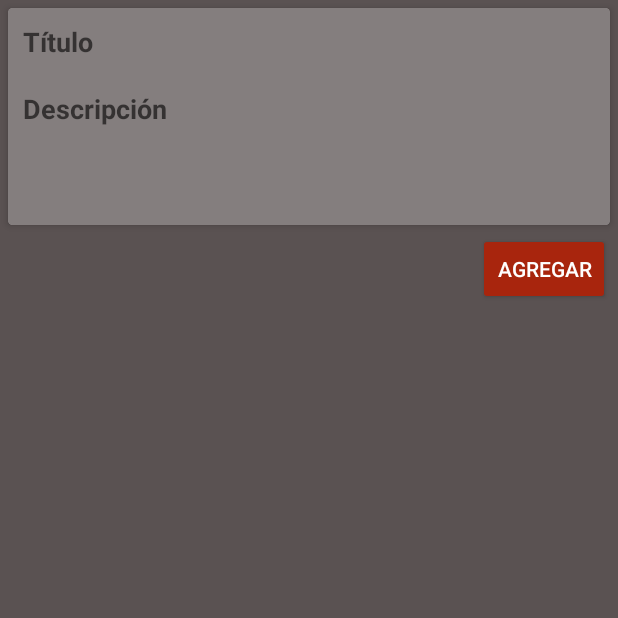
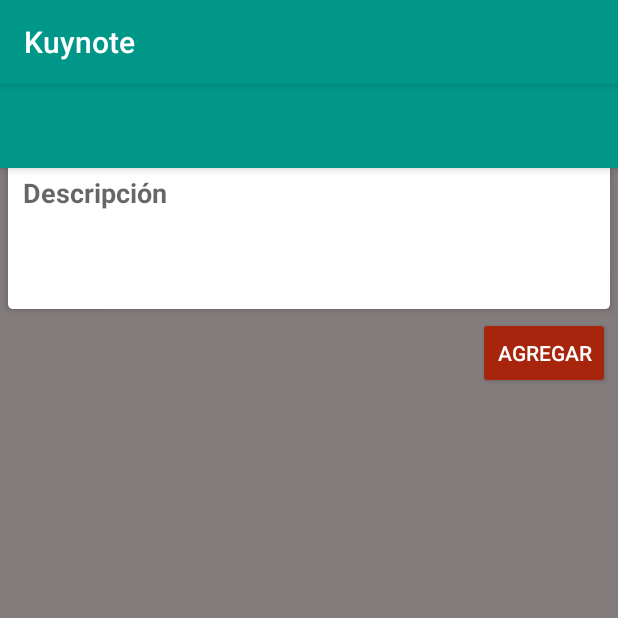
Before and after one commit to KuyKuy/kuy-note, an Android app: the screen it shows after launch (NoteDetails before the commit, NoteDetailsActivity after it), after a tap on an icon or button, on a phone screen of 412 x 824 dp, the top half of it. Run offline under Robolectric (Android 15) with nearby library versions, the phone set to English and light mode, and no system bars; 1 statement that could not run was skipped.

```diff
--- a/app/build.gradle
+++ b/app/build.gradle
@@ -28,9 +28,9 @@ dependencies {
     implementation 'com.android.support:appcompat-v7:28.0.0'
     implementation 'com.android.support.constraint:constraint-layout:1.1.3'
     implementation 'com.android.support:design:28.0.0'
-    implementation 'ninja.sakib:BelleORM:v1.8'
     testImplementation 'junit:junit:4.12'
     androidTestImplementation 'com.android.support.test:runner:1.0.2'
     androidTestImplementation 'com.android.support.test.espresso:espresso-core:3.0.2'
     implementation 'com.android.support:cardview-v7:28.0.0'
+    implementation 'org.jetbrains.exposed:exposed:0.12.2'
 }
--- a/app/src/main/AndroidManifest.xml
+++ b/app/src/main/AndroidManifest.xml
@@ -11,7 +11,7 @@
             android:roundIcon="@mipmap/ic_launcher_round"
             android:supportsRtl="true"
             android:theme="@style/AppTheme">
-        <activity android:name=".NoteDetails">
+        <activity android:name=".NoteDetailsActivity">
         </activity>
         <activity
                 android:name=".MainActivity"
--- a/app/src/main/java/org/kuykuy/kuynote/MainActivity.kt
+++ b/app/src/main/java/org/kuykuy/kuynote/MainActivity.kt
@@ -6,27 +6,25 @@ import android.os.Bundle
 import android.support.design.widget.FloatingActionButton
 import android.view.Menu
 import android.widget.ListView
-import kotlinx.android.synthetic.main.activity_main.*
 import org.kuykuy.kuynote.domain.*
-import org.kuykuy.kuynote.repository.db.NoteRepository
+import org.kuykuy.kuynote.service.NoteService
 
 class MainActivity : AppCompatActivity() {
 
 
 
     private var listNotes = ArrayList<Note>()
-    private val noteRepository:NoteRepository = NoteRepository()
+    private val noteService:NoteService = NoteService()
 
     override fun onCreate(savedInstanceState: Bundle?) {
         super.onCreate(savedInstanceState)
         setContentView(R.layout.activity_main)
-        setSupportActionBar(toolbar)
+        //setSupportActionBar(toolbar)
         initialize()
     }
 
     private fun initialize(){
-        noteRepository.mockData()
-        listNotes = noteRepository.findAll()
+        listNotes = noteService.findAll()
         val noteAdapter = NoteAdapter(this, listNotes)
 
         val noteListView = findViewById<ListView>(R.id.notesLv)
@@ -34,7 +32,7 @@ class MainActivity : AppCompatActivity() {
 
         val fab = findViewById<FloatingActionButton>(R.id.fab)
         fab.setOnClickListener { view ->
-            val intent = Intent(this, NoteDetails::class.java)
+            val intent = Intent(this, NoteDetailsActivity::class.java)
             intent.putExtra(MODE_EXTRA, ADD_MODE)
             startActivity(intent)
         }
--- a/app/src/main/java/org/kuykuy/kuynote/NoteAdapter.kt
+++ b/app/src/main/java/org/kuykuy/kuynote/NoteAdapter.kt
@@ -15,7 +15,7 @@ import android.widget.TextView
 import android.widget.Toast
 import org.kuykuy.kuynote.domain.EDIT_MODE
 import org.kuykuy.kuynote.domain.MODE_EXTRA
-import org.kuykuy.kuynote.domain.NOTE_INDEX
+import org.kuykuy.kuynote.domain.NOTE_ID
 import org.kuykuy.kuynote.domain.Note
 
 class NoteAdapter: BaseAdapter {
@@ -48,9 +48,9 @@ class NoteAdapter: BaseAdapter {
         descTv.text = description
 
         editBtn.setOnClickListener {
-            val intent = Intent(context, NoteDetails::class.java)
+            val intent = Intent(context, NoteDetailsActivity::class.java)
             intent.putExtra(MODE_EXTRA, EDIT_MODE)
-            intent.putExtra(NOTE_INDEX, position)
+            intent.putExtra(NOTE_ID, note.id)
             context?.startActivity(intent)
         }
 
--- a/app/src/main/java/org/kuykuy/kuynote/NoteDetails.kt
+++ /dev/null
@@ -1,23 +0,0 @@
-package org.kuykuy.kuynote
-
-import android.support.v7.app.AppCompatActivity
-import android.os.Bundle
-import org.kuykuy.kuynote.domain.ADD_MODE
-import org.kuykuy.kuynote.domain.EDIT_MODE
-import org.kuykuy.kuynote.domain.MODE_EXTRA
-
-class NoteDetails : AppCompatActivity() {
-
-    private var mode:String? = ""
-
-    override fun onCreate(savedInstanceState: Bundle?) {
-        super.onCreate(savedInstanceState)
-        setContentView(R.layout.activity_note_details)
-        mode = savedInstanceState?.getString(MODE_EXTRA, ADD_MODE)
-        initialize()
-    }
-
-    private fun initialize() {
-
-    }
-}
--- /dev/null
+++ b/app/src/main/java/org/kuykuy/kuynote/NoteDetailsActivity.kt
@@ -0,0 +1,53 @@
+package org.kuykuy.kuynote
+
+import android.content.Intent
+import android.support.v7.app.AppCompatActivity
+import android.os.Bundle
+import android.text.Editable
+import android.widget.EditText
+import kotlinx.android.synthetic.main.activity_main.*
+import kotlinx.android.synthetic.main.activity_note_details.*
+import kotlinx.android.synthetic.main.content_note_details.*
+import kotlinx.android.synthetic.main.item_note.*
+import org.kuykuy.kuynote.domain.*
+import org.kuykuy.kuynote.service.NoteService
+
+class NoteDetailsActivity : AppCompatActivity() {
+
+    private var mode:String? = ""
+    private var note:Note? = Note()
+    private val noteService: NoteService = NoteService()
+
+    override fun onCreate(savedInstanceState: Bundle?) {
+        super.onCreate(savedInstanceState)
+        setContentView(R.layout.activity_note_details)
+        setSupportActionBar(toolbarDetails)
+        mode = savedInstanceState?.getString(MODE_EXTRA, ADD_MODE)
+        if(mode == EDIT_MODE) {
+            val id = savedInstanceState?.getLong(NOTE_ID, -1)
+                note = noteService.findById(id)
+        }
+        initialize()
+    }
+
+    private fun initialize() {
+        if(mode == EDIT_MODE) {
+            titleEt.setText(note?.title)
+            descEt.setText(note?.description)
+            addNoteBtn.text = "Guardar"
+            addNoteBtn.setOnClickListener {
+                noteService.save(note)
+            }
+        }
+        else{
+            addNoteBtn.setOnClickListener {
+                note?.title = titleEt.text.toString()
+                note?.description = descEt.text.toString()
+                noteService.save(note)
+                val intent = Intent(this, MainActivity::class.java)
+                startActivity(intent)
+                finish()
+            }
+        }
+    }
+}
--- a/app/src/main/java/org/kuykuy/kuynote/domain/Constants.kt
+++ b/app/src/main/java/org/kuykuy/kuynote/domain/Constants.kt
@@ -1,6 +1,6 @@
 package org.kuykuy.kuynote.domain
 
-const val NOTE_INDEX = "note_index"
+const val NOTE_ID = "note_index"
 const val MODE_EXTRA = "mode"
 const val EDIT_MODE = "edit"
 const val ADD_MODE = "add"
--- a/app/src/main/java/org/kuykuy/kuynote/domain/Note.kt
+++ b/app/src/main/java/org/kuykuy/kuynote/domain/Note.kt
@@ -1,14 +1,15 @@
 package org.kuykuy.kuynote.domain
 
-import ninja.sakib.pultusorm.annotations.AutoIncrement
-import ninja.sakib.pultusorm.annotations.PrimaryKey
+class Note {
 
-class Note {
-    @PrimaryKey
-    @AutoIncrement
-    var id:Long?= 0
-    var title:String?= null
-    var description:String?= null
+    var id:Long? = 0
+    var title:String? = null
+    var description:String? = null
+
+    constructor(id: Long?, title: String?, description: String?) {
+        this.title = title
+        this.description = description
+    }
 
     constructor(title: String?, description: String?) {
         this.title = title
--- /dev/null
+++ b/app/src/main/java/org/kuykuy/kuynote/repository/NoteRepository.kt
@@ -0,0 +1,37 @@
+package org.kuykuy.kuynote.repository
+
+import org.kuykuy.kuynote.domain.Note
+
+class NoteRepository {
+    private val notes = ArrayList<Note>()
+
+    init {
+        mockData()
+    }
+
+    private fun mockData(){
+        notes.add(Note(1, "Una nota", "recuerda el pan"))
+        notes.add(Note(2, "Otra nota", "entrenar"))
+        notes.add(Note(3, "Y otra más", "estudiar android"))
+    }
+
+    fun findAll():ArrayList<Note>{
+        return notes
+    }
+
+    fun findById(id: Long?): Note? {
+        return notes.find { it.id == id }
+    }
+
+    fun save(note: Note?) {
+        val noteFounded = findById(note?.id)
+        if(noteFounded != null){
+            noteFounded.title = note?.title
+            noteFounded.description = note?.description
+        }
+        else{
+            note?.id = notes[notes.size-1].id?.plus(1)
+            note?.let { notes.add(it) }
+        }
+    }
+}
--- a/app/src/main/java/org/kuykuy/kuynote/repository/db/DbManager.kt
+++ /dev/null
@@ -1,5 +0,0 @@
-package org.kuykuy.kuynote.repository.db
-
-class DbManager {
-
-}
--- a/app/src/main/java/org/kuykuy/kuynote/repository/db/NoteRepository.kt
+++ /dev/null
@@ -1,23 +0,0 @@
-package org.kuykuy.kuynote.repository.db
-
-import ninja.sakib.pultusorm.core.PultusORM
-import org.kuykuy.kuynote.domain.Note
-
-class NoteRepository {
-    //val pultus: PultusORM = PultusORM("kuyNote.db")
-    val notes = ArrayList<Note>()
-
-    /*fun save (note:Note): Boolean {
-        return pultus.save(note)
-    }*/
-
-    fun mockData(){
-        notes.add(Note("Una nota", "recuerda el pan"))
-        notes.add(Note("Otra nota", "entrenar"))
-        notes.add(Note("Y otra más", "estudiar android"))
-    }
-
-    fun findAll():ArrayList<Note>{
-        return notes
-    }
-}
--- /dev/null
+++ b/app/src/main/java/org/kuykuy/kuynote/service/NoteService.kt
@@ -0,0 +1,22 @@
+package org.kuykuy.kuynote.service
+
+import org.kuykuy.kuynote.domain.Note
+import org.kuykuy.kuynote.repository.NoteRepository
+
+class NoteService {
+    private val noteRepository = NoteRepository()
+
+    fun findById(id:Long?): Note? {
+        return noteRepository.findById(id)
+    }
+
+    fun findAll():ArrayList<Note>{
+        return noteRepository.findAll()
+    }
+
+    fun save(note: Note?) {
+        noteRepository.save(note)
+    }
+
+
+}
--- a/app/src/main/res/layout/activity_main.xml
+++ b/app/src/main/res/layout/activity_main.xml
@@ -1,11 +1,13 @@
 <?xml version="1.0" encoding="utf-8"?>
 <android.support.design.widget.CoordinatorLayout
         xmlns:android="http://schemas.android.com/apk/res/android"
+        xmlns:tools="http://schemas.android.com/tools"
         xmlns:app="http://schemas.android.com/apk/res-auto"
-        xmlns:tools="http://schemas.android.com/tools"
         android:layout_width="match_parent"
         android:layout_height="match_parent"
-        tools:context=".MainActivity">
+        android:theme="@style/AppTheme.NoActionBar"
+        tools:context=".MainActivity"
+        android:background="@color/gray">
 
     <android.support.design.widget.AppBarLayout
             android:layout_height="wrap_content"
--- a/app/src/main/res/layout/activity_note_details.xml
+++ b/app/src/main/res/layout/activity_note_details.xml
@@ -1,15 +1,31 @@
 <?xml version="1.0" encoding="utf-8"?>
-<android.support.constraint.ConstraintLayout
+<android.support.design.widget.CoordinatorLayout
         xmlns:android="http://schemas.android.com/apk/res/android"
         xmlns:tools="http://schemas.android.com/tools"
         xmlns:app="http://schemas.android.com/apk/res-auto"
         android:layout_width="match_parent"
         android:layout_height="match_parent"
-        tools:context=".NoteDetails">
+        android:theme="@style/AppTheme.NoActionBar"
+        tools:context=".NoteDetailsActivity"
+        android:background="@color/gray">
+
+    <android.support.design.widget.AppBarLayout
+            android:layout_height="wrap_content"
+            android:layout_width="match_parent"
+            android:theme="@style/AppTheme.AppBarOverlay">
+
+        <android.support.v7.widget.Toolbar
+                android:id="@+id/toolbarDetails"
+                android:layout_width="match_parent"
+                android:layout_height="?attr/actionBarSize"
+                android:background="?attr/colorPrimary"
+                app:popupTheme="@style/AppTheme.PopupOverlay"/>
+
+    </android.support.design.widget.AppBarLayout>
 
     <include layout="@layout/content_note_details"
              android:layout_width="match_parent"
              android:layout_height="match_parent"
              android:visibility="visible"/>
 
-</android.support.constraint.ConstraintLayout>
+</android.support.design.widget.CoordinatorLayout>
--- a/app/src/main/res/layout/content_note_details.xml
+++ b/app/src/main/res/layout/content_note_details.xml
@@ -1,14 +1,20 @@
 <?xml version="1.0" encoding="utf-8"?>
-<android.support.constraint.ConstraintLayout xmlns:android="http://schemas.android.com/apk/res/android"
-                                             android:layout_width="match_parent"
-                                             android:layout_height="match_parent">
+<android.support.constraint.ConstraintLayout
+        xmlns:android="http://schemas.android.com/apk/res/android"
+        xmlns:tools="http://schemas.android.com/tools"
+        xmlns:app="http://schemas.android.com/apk/res-auto"
+        android:layout_width="match_parent"
+        android:layout_height="match_parent"
+        app:layout_behavior="@string/appbar_scrolling_view_behavior"
+        tools:showIn="@layout/activity_note_details"
+        tools:context=".NoteDetailsActivity">
+
     <ScrollView
             xmlns:android="http://schemas.android.com/apk/res/android"
             xmlns:tools="http://schemas.android.com/tools"
             xmlns:app="http://schemas.android.com/apk/res-auto"
             android:layout_width="match_parent"
-            android:layout_height="match_parent"
-            tools:context=".AddNoteActivity">
+            android:layout_height="match_parent">
 
         <LinearLayout
                 android:layout_width="match_parent"
--- a/app/src/main/res/values/styles.xml
+++ b/app/src/main/res/values/styles.xml
@@ -6,13 +6,11 @@
         <item name="colorPrimary">@color/colorPrimary</item>
         <item name="colorPrimaryDark">@color/colorPrimaryDark</item>
         <item name="colorAccent">@color/colorAccent</item>
+    </style>
+
+    <style name="AppTheme.NoActionBar" parent="AppTheme">
         <item name="windowActionBar">false</item>
         <item name="windowNoTitle">true</item>
-        <item name="android:background">@color/gray</item>
-    </style>
-
-    <style name="AppTheme.NoActionBar">
-
     </style>
     <style name="AppTheme.AppBarOverlay" parent="ThemeOverlay.AppCompat.Dark.ActionBar"/>
     <style name="AppTheme.PopupOverlay" parent="ThemeOverlay.AppCompat.Light"/>
```
Also changed, not shown: app/src/main/java/org/kuykuy/kuynote/repository/dao/KuyNoteDbHelper.kt (added, +28 -0 lines), app/src/main/java/org/kuykuy/kuynote/repository/dao/NoteDao.kt (added, +13 -0 lines), app/src/main/java/org/kuykuy/kuynote/repository/dao/Notes.kt (added, +20 -0 lines).
